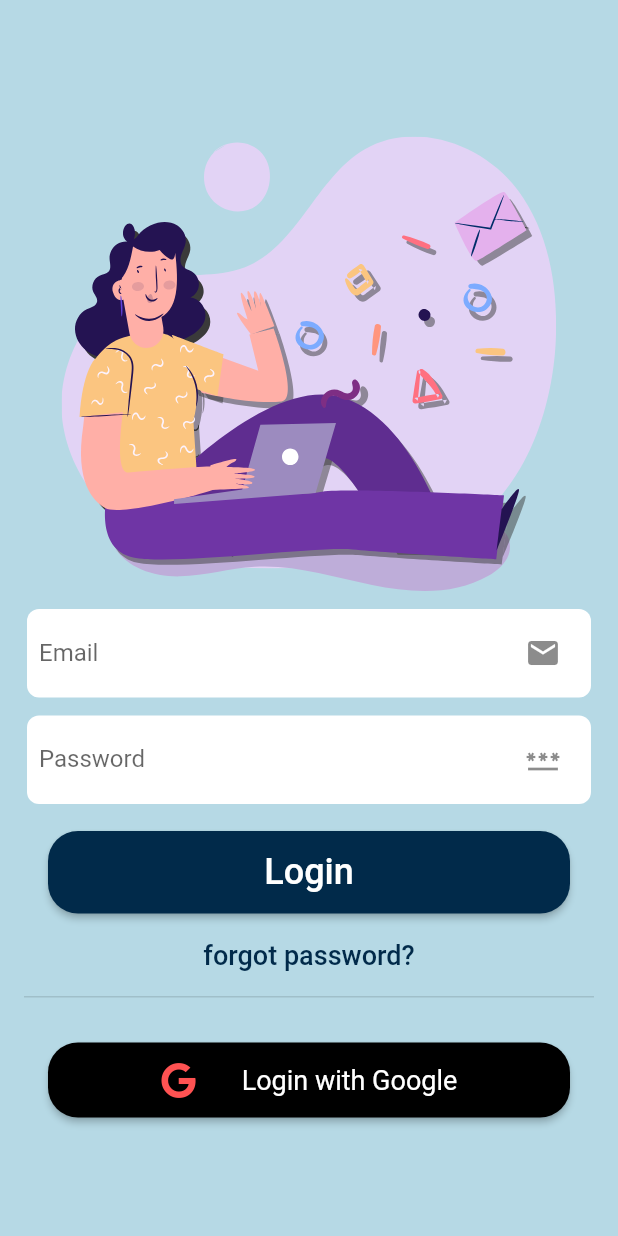
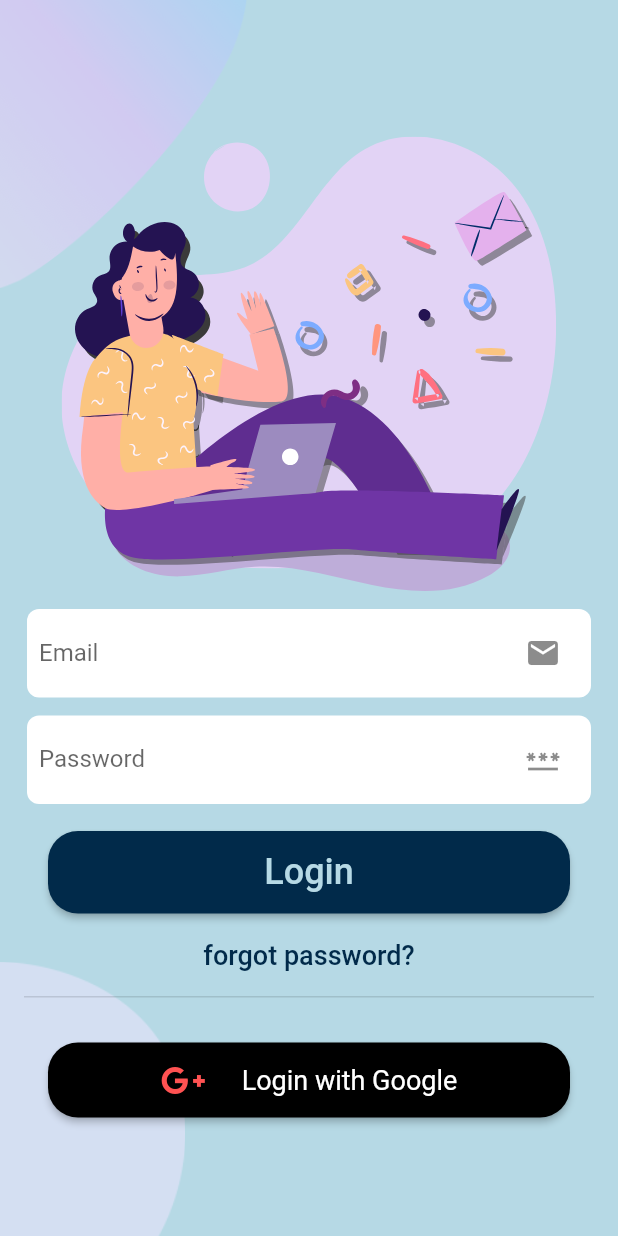
Before and after one commit to SumayaSiddique/CSE327-Group02-Meal_Sharer, a Flutter app: the screen it shows after launch, after a tap on "Login", on a phone screen of 412 x 824 dp. Run offline on Flutter 3.47's test engine with Material 2 defaults, Android fonts, the phone set to English and light mode, and no system bars; our stand-ins replace flutter_svg, font_awesome_flutter, get, lottie; Roboto replaces fonts that are missing (SF Pro Rounded).

Commit message:
Update login_screen.dart

```diff
--- a/meal_sharer/lib/Screens/Login/login_screen.dart
+++ b/meal_sharer/lib/Screens/Login/login_screen.dart
@@ -4,6 +4,8 @@ import 'package:font_awesome_flutter/font_awesome_flutter.dart';
 import 'package:get/get.dart';
 import 'package:meal_sharer/Screens/Forgot%20password/forget_password_screen.dart';
 import 'package:meal_sharer/Screens/Home/home_screen.dart';
+
+import 'package:meal_sharer/Screens/Welcome/components/welcome_background.dart';
 import 'package:meal_sharer/constants.dart';
 
 class LogInScreen extends StatefulWidget {
@@ -20,7 +22,7 @@ class _LogInScreenState extends State<LogInScreen> {
   @override
   Widget build(BuildContext context) {
     return Scaffold(
-      body: SafeArea(
+      body: WelcomeBackground(
         child: Center(
           child: SingleChildScrollView(
             child: Column(
@@ -108,7 +110,7 @@ class _LogInScreenState extends State<LogInScreen> {
                       child: const Text(
                         'Login',
                         style: TextStyle(
-                          color: Colors.white,
+                          color: sBackgroundColor,
                           fontSize: 24,
                           fontFamily: 'SF Pro Rounded',
                         ),
@@ -165,7 +167,7 @@ class _LogInScreenState extends State<LogInScreen> {
                         mainAxisAlignment: MainAxisAlignment.center,
                         children: const [
                           Icon(
-                            FontAwesomeIcons.google,
+                            FontAwesomeIcons.googlePlusG,
                             color: Colors.redAccent,
                           ),
                           SizedBox(
```
